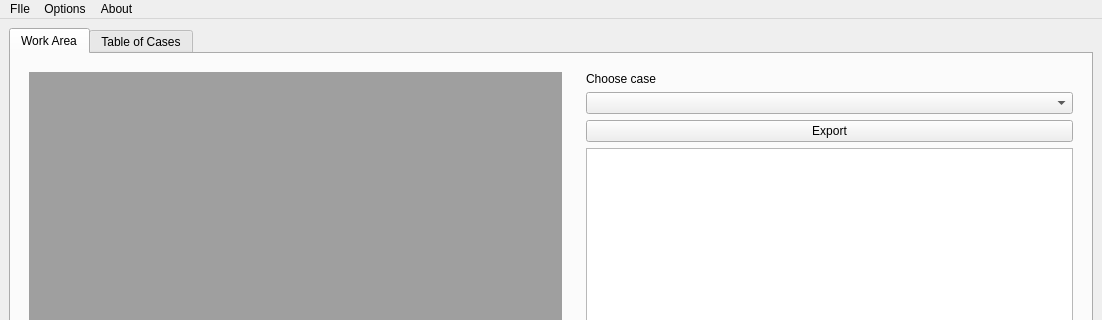
Qt form Lab4Dir/GUI/mainwindow.ui (LazarevY/CPPLabls) before a commit; both pictures show x 0 to 1102 and y 0 to 320 of the 1102 by 577 pixel window.
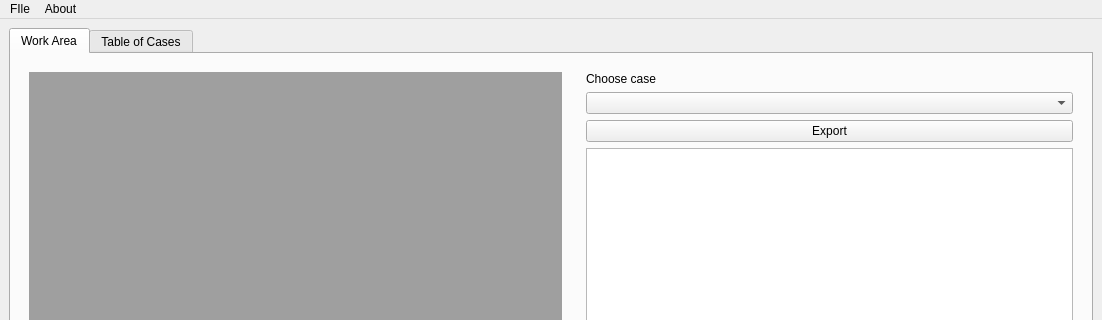
The same form after that commit.

The edit to the form file:
```diff
--- a/Lab4Dir/GUI/mainwindow.ui
+++ b/Lab4Dir/GUI/mainwindow.ui
@@ -143,12 +143,6 @@
     <addaction name="separator"/>
     <addaction name="actionExit"/>
    </widget>
-   <widget class="QMenu" name="menuOptions">
-    <property name="title">
-     <string>Options</string>
-    </property>
-    <addaction name="actionChoose_Log_File"/>
-   </widget>
    <widget class="QMenu" name="menuAbout">
     <property name="title">
      <string>About</string>
@@ -156,7 +150,6 @@
     <addaction name="actionTask_Description"/>
    </widget>
    <addaction name="menuFIle"/>
-   <addaction name="menuOptions"/>
    <addaction name="menuAbout"/>
   </widget>
   <widget class="QStatusBar" name="statusbar"/>
```
